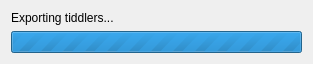
Old version of the form anki-plugin/designer/import_dialog.ui in the repository sobjornstad/TiddlyRemember.
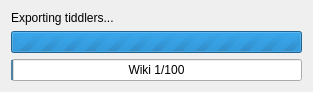
New version of the form.

Commit message: add progress bar to show how many wikis are processed

```diff
--- a/anki-plugin/designer/import_dialog.ui
+++ b/anki-plugin/designer/import_dialog.ui
@@ -7,7 +7,7 @@
     <x>0</x>
     <y>0</y>
     <width>313</width>
-    <height>64</height>
+    <height>92</height>
    </rect>
   </property>
   <property name="windowTitle">
@@ -34,6 +34,35 @@
      </property>
     </widget>
    </item>
+   <item>
+    <widget class="QProgressBar" name="wikiProgressBar">
+     <property name="minimum">
+      <number>0</number>
+     </property>
+     <property name="maximum">
+      <number>100</number>
+     </property>
+     <property name="value">
+      <number>1</number>
+     </property>
+     <property name="format">
+      <string>Wiki %v/%m</string>
+     </property>
+    </widget>
+   </item>
+   <item>
+    <spacer name="verticalSpacer">
+     <property name="orientation">
+      <enum>Qt::Vertical</enum>
+     </property>
+     <property name="sizeHint" stdset="0">
+      <size>
+       <width>20</width>
+       <height>40</height>
+      </size>
+     </property>
+    </spacer>
+   </item>
   </layout>
  </widget>
  <resources/>
```
Left out of the diff: 3 changed lines with no effect on the pictures. The commit also changes 2 other files.
